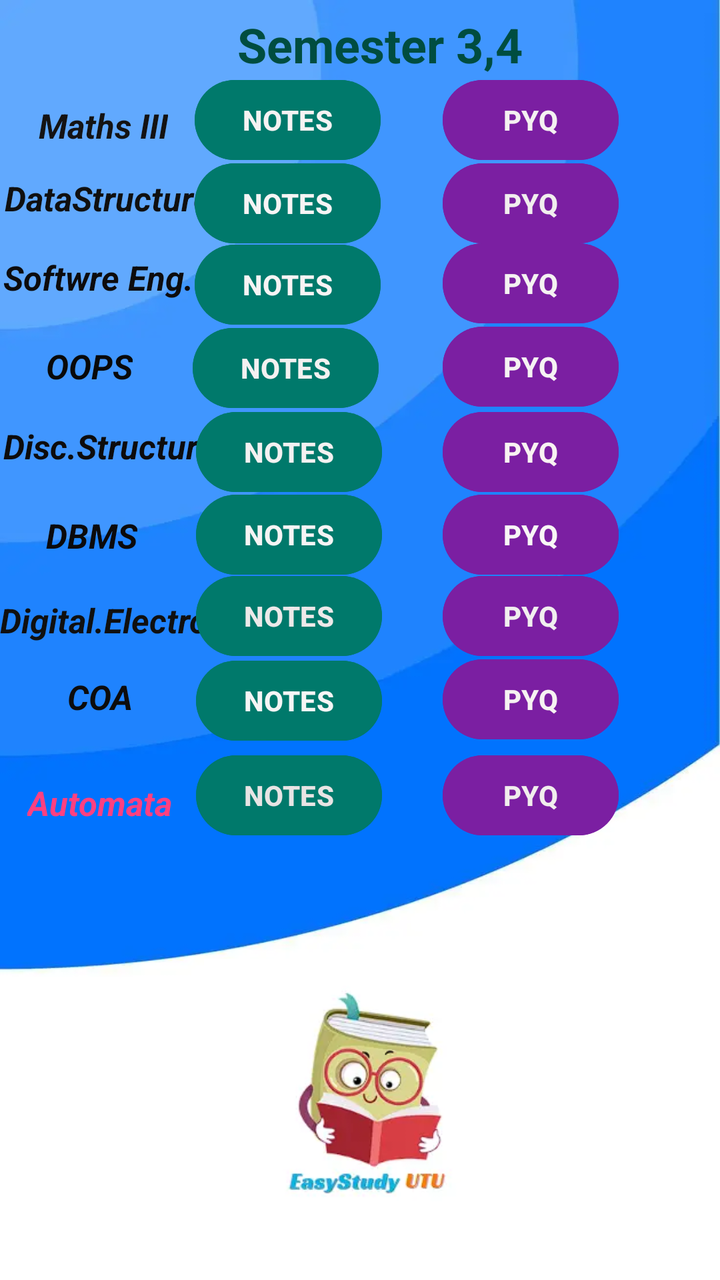
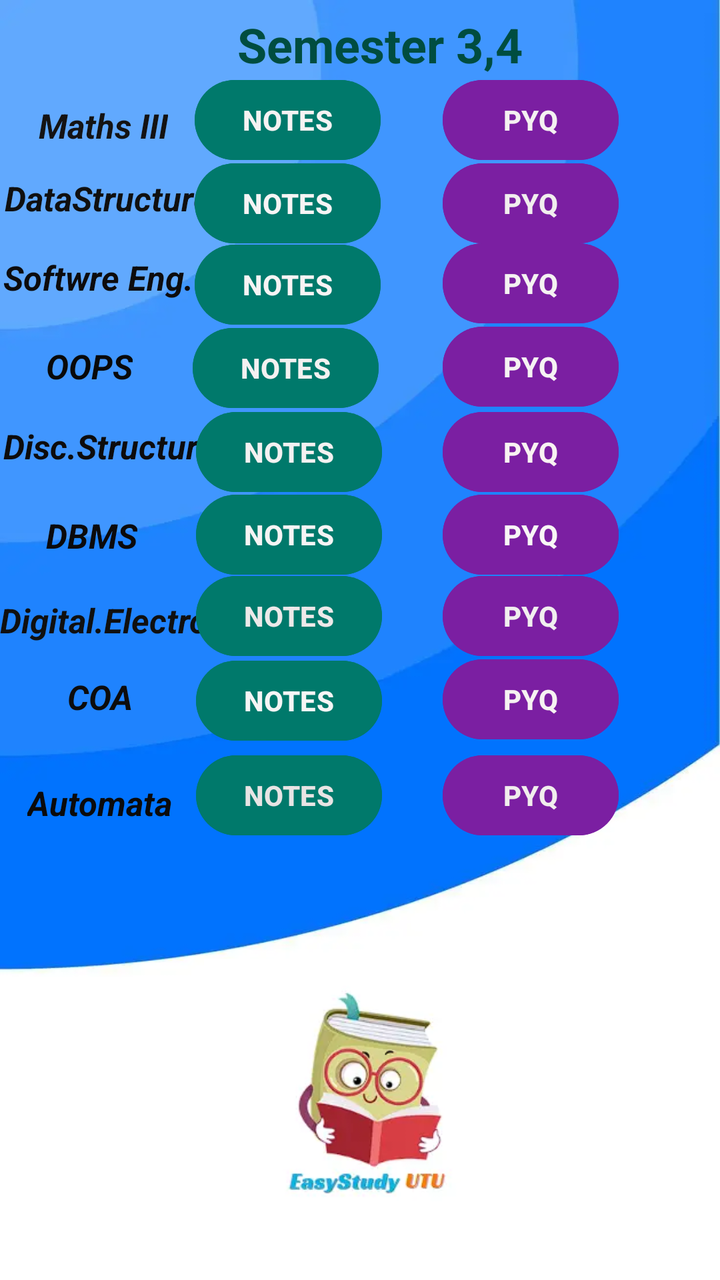

Screens rendered from an Android XML layout before and after an edit, with the pre-edit source and the edit as a unified diff.
<!-- AndroidManifest.xml: application theme Theme.EasyStudyUTU -->
<!-- res/layout/activity_second_year.xml -->
<?xml version="1.0" encoding="utf-8"?>
<androidx.constraintlayout.widget.ConstraintLayout xmlns:android="http://schemas.android.com/apk/res/android"
    xmlns:app="http://schemas.android.com/apk/res-auto"
    xmlns:tools="http://schemas.android.com/tools"
    android:layout_width="match_parent"
    android:layout_height="match_parent"
    android:background="@drawable/background2"
    tools:context=".SecondYear">

    <TextView
        android:id="@+id/textView11"
        android:layout_width="wrap_content"
        android:layout_height="wrap_content"
        android:backgroundTint="#DFD6E1"
        android:text="Semester 3,4"
        android:textColor="#004D40"
        android:textSize="24dp"
        android:textStyle="bold"
        app:layout_constraintBottom_toBottomOf="parent"
        app:layout_constraintEnd_toEndOf="parent"
        app:layout_constraintHorizontal_bias="0.546"
        app:layout_constraintStart_toStartOf="parent"
        app:layout_constraintTop_toTopOf="parent"
        app:layout_constraintVertical_bias="0.01" />

    <ImageView
        android:id="@+id/imageView5"
        android:layout_width="160dp"
        android:layout_height="147dp"
        app:layout_constraintBottom_toBottomOf="parent"
        app:layout_constraintEnd_toEndOf="parent"
        app:layout_constraintHorizontal_bias="0.498"
        app:layout_constraintStart_toStartOf="parent"
        app:layout_constraintTop_toTopOf="parent"
        app:layout_constraintVertical_bias="0.972"
        app:srcCompat="@drawable/applogo" />

    <TextView
        android:id="@+id/textView12"
        android:layout_width="wrap_content"
        android:layout_height="wrap_content"
        android:text="Maths III"
        android:textColor="#141313"
        android:textSize="17dp"
        android:textStyle="bold|italic"
        app:layout_constraintBottom_toBottomOf="parent"
        app:layout_constraintEnd_toEndOf="parent"
        app:layout_constraintHorizontal_bias="0.066"
        app:layout_constraintStart_toStartOf="parent"
        app:layout_constraintTop_toTopOf="parent"
        app:layout_constraintVertical_bias="0.083" />

    <TextView
        android:id="@+id/textView13"
        android:layout_width="106dp"
        android:layout_height="27dp"
        android:text="DataStructure"
        android:textColor="#101010"
        android:textSize="17dp"
        android:textStyle="bold|italic"
        app:layout_constraintBottom_toBottomOf="parent"
        app:layout_constraintEnd_toEndOf="parent"
        app:layout_constraintHorizontal_bias="0.009"
        app:layout_constraintStart_toStartOf="parent"
        app:layout_constraintTop_toTopOf="parent"
        app:layout_constraintVertical_bias="0.143" />

    <Button
        android:id="@+id/math3notes"
        android:layout_width="wrap_content"
        android:layout_height="wrap_content"
        android:backgroundTint="#00796B"
        android:text="NOTES"
        android:textColor="#F6F3F3"
        android:textStyle="bold"
        app:layout_constraintBottom_toBottomOf="parent"
        app:layout_constraintEnd_toEndOf="parent"
        app:layout_constraintHorizontal_bias="0.364"
        app:layout_constraintStart_toStartOf="parent"
        app:layout_constraintTop_toTopOf="parent"
        app:layout_constraintVertical_bias="0.061" />

    <Button
        android:id="@+id/math3pyq"
        android:layout_width="wrap_content"
        android:layout_height="wrap_content"
        android:backgroundTint="#7B1FA2"
        android:text="PYQ"
        android:textColor="#F4F1F1"
        android:textStyle="bold"
        app:layout_constraintBottom_toBottomOf="parent"
        app:layout_constraintEnd_toEndOf="parent"
        app:layout_constraintHorizontal_bias="0.814"
        app:layout_constraintStart_toStartOf="parent"
        app:layout_constraintTop_toTopOf="parent"
        app:layout_constraintVertical_bias="0.061" />

    <Button
        android:id="@+id/dsanotes"
        android:layout_width="wrap_content"
        android:layout_height="wrap_content"
        android:backgroundTint="#00796B"
        android:text="NOTES"
        android:textColor="#F6F4F4"
        android:textStyle="bold"
        app:layout_constraintBottom_toBottomOf="parent"
        app:layout_constraintEnd_toEndOf="parent"
        app:layout_constraintHorizontal_bias="0.364"
        app:layout_constraintStart_toStartOf="parent"
        app:layout_constraintTop_toTopOf="parent"
        app:layout_constraintVertical_bias="0.131" />

    <Button
        android:id="@+id/dsapyq"
        android:layout_width="wrap_content"
        android:layout_height="wrap_content"
        android:backgroundTint="#7B1FA2"
        android:text="PYQ"
        android:textColor="#F1EEEE"
        android:textStyle="bold"
        app:layout_constraintBottom_toBottomOf="parent"
        app:layout_constraintEnd_toEndOf="parent"
        app:layout_constraintHorizontal_bias="0.814"
        app:layout_constraintStart_toStartOf="parent"
        app:layout_constraintTop_toTopOf="parent"
        app:layout_constraintVertical_bias="0.131" />

    <TextView
        android:id="@+id/textView14"
        android:layout_width="wrap_content"
        android:layout_height="wrap_content"
        android:text="Softwre Eng."
        android:textColor="#0D0C0D"
        android:textSize="17dp"
        android:textStyle="bold|italic"
        app:layout_constraintBottom_toBottomOf="parent"
        app:layout_constraintEnd_toEndOf="parent"
        app:layout_constraintHorizontal_bias="0.006"
        app:layout_constraintStart_toStartOf="parent"
        app:layout_constraintTop_toTopOf="parent"
        app:layout_constraintVertical_bias="0.206" />

    <Button
        android:id="@+id/softwarenotes"
        android:layout_width="wrap_content"
        android:layout_height="wrap_content"
        android:backgroundTint="#00796B"
        android:text="NOTES"
        android:textColor="#F8F4F4"
        android:textStyle="bold"
        app:layout_constraintBottom_toBottomOf="parent"
        app:layout_constraintEnd_toEndOf="parent"
        app:layout_constraintHorizontal_bias="0.364"
        app:layout_constraintStart_toStartOf="parent"
        app:layout_constraintTop_toTopOf="parent"
        app:layout_constraintVertical_bias="0.2" />

    <Button
        android:id="@+id/softwarepyq"
        android:layout_width="wrap_content"
        android:layout_height="wrap_content"
        android:backgroundTint="#7B1FA2"
        android:text="PYQ"
        android:textColor="#F4F2F2"
        android:textStyle="bold"
        app:layout_constraintBottom_toBottomOf="parent"
        app:layout_constraintEnd_toEndOf="parent"
        app:layout_constraintHorizontal_bias="0.814"
        app:layout_constraintStart_toStartOf="parent"
        app:layout_constraintTop_toTopOf="parent"
        app:layout_constraintVertical_bias="0.199" />

    <TextView
        android:id="@+id/textView15"
        android:layout_width="wrap_content"
        android:layout_height="wrap_content"
        android:text="OOPS"
        android:textColor="#090909"
        android:textSize="17dp"
        android:textStyle="bold|italic"
        app:layout_constraintBottom_toBottomOf="parent"
        app:layout_constraintEnd_toEndOf="parent"
        app:layout_constraintHorizontal_bias="0.073"
        app:layout_constraintStart_toStartOf="parent"
        app:layout_constraintTop_toTopOf="parent"
        app:layout_constraintVertical_bias="0.278" />

    <Button
        android:id="@+id/oopsnotes"
        android:layout_width="wrap_content"
        android:layout_height="wrap_content"
        android:backgroundTint="#00796B"
        android:text="NOTES"
        android:textColor="#F4F1F1"
        android:textStyle="bold"
        app:layout_constraintBottom_toBottomOf="parent"
        app:layout_constraintEnd_toEndOf="parent"
        app:layout_constraintHorizontal_bias="0.361"
        app:layout_constraintStart_toStartOf="parent"
        app:layout_constraintTop_toTopOf="parent"
        app:layout_constraintVertical_bias="0.27" />

    <Button
        android:id="@+id/oopspyq"
        android:layout_width="wrap_content"
        android:layout_height="wrap_content"
        android:backgroundTint="#7B1FA2"
        android:text="PYQ"
        android:textColor="#F6F3F3"
        android:textStyle="bold"
        app:layout_constraintBottom_toBottomOf="parent"
        app:layout_constraintEnd_toEndOf="parent"
        app:layout_constraintHorizontal_bias="0.814"
        app:layout_constraintStart_toStartOf="parent"
        app:layout_constraintTop_toTopOf="parent"
        app:layout_constraintVertical_bias="0.269" />

    <TextView
        android:id="@+id/textView16"
        android:layout_width="wrap_content"
        android:layout_height="wrap_content"
        android:text="Disc.Structure"
        android:textColor="#0D0C0C"
        android:textSize="17dp"
        android:textStyle="bold|italic"
        app:layout_constraintBottom_toBottomOf="parent"
        app:layout_constraintEnd_toEndOf="parent"
        app:layout_constraintHorizontal_bias="0.006"
        app:layout_constraintStart_toStartOf="parent"
        app:layout_constraintTop_toTopOf="parent"
        app:layout_constraintVertical_bias="0.343" />

    <Button
        android:id="@+id/discretenotes"
        android:layout_width="wrap_content"
        android:layout_height="wrap_content"
        android:backgroundTint="#00796B"
        android:text="NOTES"
        android:textColor="#F4F1F1"
        android:textStyle="bold"
        app:layout_constraintBottom_toBottomOf="parent"
        app:layout_constraintEnd_toEndOf="parent"
        app:layout_constraintHorizontal_bias="0.367"
        app:layout_constraintStart_toStartOf="parent"
        app:layout_constraintTop_toTopOf="parent"
        app:layout_constraintVertical_bias="0.341" />

    <Button
        android:id="@+id/discretepyq"
        android:layout_width="wrap_content"
        android:layout_height="wrap_content"
        android:backgroundTint="#7B1FA2"
        android:text="PYQ"
        android:textColor="#F8F2F2"
        android:textStyle="bold"
        app:layout_constraintBottom_toBottomOf="parent"
        app:layout_constraintEnd_toEndOf="parent"
        app:layout_constraintHorizontal_bias="0.814"
        app:layout_constraintStart_toStartOf="parent"
        app:layout_constraintTop_toTopOf="parent"
        app:layout_constraintVertical_bias="0.341" />

    <TextView
        android:id="@+id/textView17"
        android:layout_width="wrap_content"
        android:layout_height="wrap_content"
        android:text="DBMS"
        android:textColor="#0B0A0B"
        android:textSize="17dp"
        android:textStyle="bold|italic"
        app:layout_constraintBottom_toBottomOf="parent"
        app:layout_constraintEnd_toEndOf="parent"
        app:layout_constraintHorizontal_bias="0.073"
        app:layout_constraintStart_toStartOf="parent"
        app:layout_constraintTop_toTopOf="parent"
        app:layout_constraintVertical_bias="0.415" />

    <Button
        android:id="@+id/dbmsnotes"
        android:layout_width="wrap_content"
        android:layout_height="wrap_content"
        android:backgroundTint="#00796B"
        android:text="NOTES"
        android:textColor="#F6F4F4"
        android:textStyle="bold"
        app:layout_constraintBottom_toBottomOf="parent"
        app:layout_constraintEnd_toEndOf="parent"
        app:layout_constraintHorizontal_bias="0.367"
        app:layout_constraintStart_toStartOf="parent"
        app:layout_constraintTop_toTopOf="parent"
        app:layout_constraintVertical_bias="0.411" />

    <Button
        android:id="@+id/dbmspyq"
        android:layout_width="wrap_content"
        android:layout_height="wrap_content"
        android:backgroundTint="#7B1FA2"
        android:text="PYQ"
        android:textColor="#F8F6F6"
        android:textStyle="bold"
        app:layout_constraintBottom_toBottomOf="parent"
        app:layout_constraintEnd_toEndOf="parent"
        app:layout_constraintHorizontal_bias="0.814"
        app:layout_constraintStart_toStartOf="parent"
        app:layout_constraintTop_toTopOf="parent"
        app:layout_constraintVertical_bias="0.411" />

    <TextView
        android:id="@+id/textView18"
        android:layout_width="wrap_content"
        android:layout_height="wrap_content"
        android:text="Digital.Electro"
        android:textColor="#101010"
        android:textSize="17dp"
        android:textStyle="bold|italic"
        app:layout_constraintBottom_toBottomOf="parent"
        app:layout_constraintEnd_toEndOf="parent"
        app:layout_constraintHorizontal_bias="0.0"
        app:layout_constraintStart_toStartOf="parent"
        app:layout_constraintTop_toTopOf="parent"
        app:layout_constraintVertical_bias="0.484" />

    <Button
        android:id="@+id/digitalelectronotes"
        android:layout_width="wrap_content"
        android:layout_height="wrap_content"
        android:backgroundTint="#00796B"
        android:text="NOTES"
        android:textColor="#EDE9E9"
        android:textStyle="bold"
        app:layout_constraintBottom_toBottomOf="parent"
        app:layout_constraintEnd_toEndOf="parent"
        app:layout_constraintHorizontal_bias="0.367"
        app:layout_constraintStart_toStartOf="parent"
        app:layout_constraintTop_toTopOf="parent"
        app:layout_constraintVertical_bias="0.48" />

    <Button
        android:id="@+id/digitalelectropyq"
        android:layout_width="wrap_content"
        android:layout_height="wrap_content"
        android:backgroundTint="#7B1FA2"
        android:text="PYQ"
        android:textColor="#F1EFEF"
        android:textStyle="bold"
        app:layout_constraintBottom_toBottomOf="parent"
        app:layout_constraintEnd_toEndOf="parent"
        app:layout_constraintHorizontal_bias="0.814"
        app:layout_constraintStart_toStartOf="parent"
        app:layout_constraintTop_toTopOf="parent"
        app:layout_constraintVertical_bias="0.48" />

    <TextView
        android:id="@+id/textView19"
        android:layout_width="wrap_content"
        android:layout_height="wrap_content"
        android:text="COA"
        android:textColor="#0D0C0C"
        android:textSize="17dp"
        android:textStyle="bold|italic"
        app:layout_constraintBottom_toBottomOf="parent"
        app:layout_constraintEnd_toEndOf="parent"
        app:layout_constraintHorizontal_bias="0.103"
        app:layout_constraintStart_toStartOf="parent"
        app:layout_constraintTop_toTopOf="parent"
        app:layout_constraintVertical_bias="0.546" />

    <Button
        android:id="@+id/coanotes"
        android:layout_width="wrap_content"
        android:layout_height="wrap_content"
        android:backgroundTint="#00796B"
        android:text="NOTES"
        android:textColor="#F6F5F5"
        android:textStyle="bold"
        app:layout_constraintBottom_toBottomOf="parent"
        app:layout_constraintEnd_toEndOf="parent"
        app:layout_constraintHorizontal_bias="0.367"
        app:layout_constraintStart_toStartOf="parent"
        app:layout_constraintTop_toTopOf="parent"
        app:layout_constraintVertical_bias="0.551" />

    <TextView
        android:id="@+id/textView20"
        android:layout_width="wrap_content"
        android:layout_height="wrap_content"
        android:text="Automata"
        android:textColor="#FF4081"
        android:textSize="17dp"
        android:textStyle="bold|italic"
        app:layout_constraintBottom_toBottomOf="parent"
        app:layout_constraintEnd_toEndOf="parent"
        app:layout_constraintHorizontal_bias="0.047"
        app:layout_constraintStart_toStartOf="parent"
        app:layout_constraintTop_toTopOf="parent"
        app:layout_constraintVertical_bias="0.632" />

    <Button
        android:id="@+id/coapyq"
        android:layout_width="wrap_content"
        android:layout_height="wrap_content"
        android:backgroundTint="#7B1FA2"
        android:text="PYQ"
        android:textColor="#F6F2F2"
        android:textStyle="bold"
        app:layout_constraintBottom_toBottomOf="parent"
        app:layout_constraintEnd_toEndOf="parent"
        app:layout_constraintHorizontal_bias="0.814"
        app:layout_constraintStart_toStartOf="parent"
        app:layout_constraintTop_toTopOf="parent"
        app:layout_constraintVertical_bias="0.55" />

    <Button
        android:id="@+id/automatanotes"
        android:layout_width="wrap_content"
        android:layout_height="wrap_content"
        android:backgroundTint="#00796B"
        android:text="NOTES"
        android:textColor="#E8E4E4"
        android:textStyle="bold"
        app:layout_constraintBottom_toBottomOf="parent"
        app:layout_constraintEnd_toEndOf="parent"
        app:layout_constraintHorizontal_bias="0.367"
        app:layout_constraintStart_toStartOf="parent"
        app:layout_constraintTop_toTopOf="parent"
        app:layout_constraintVertical_bias="0.631" />

    <Button
        android:id="@+id/automatapyq"
        android:layout_width="wrap_content"
        android:layout_height="wrap_content"
        android:backgroundTint="#7B1FA2"
        android:text="PYQ"
        android:textColor="#F1EDED"
        android:textStyle="bold"
        app:layout_constraintBottom_toBottomOf="parent"
        app:layout_constraintEnd_toEndOf="parent"
        app:layout_constraintHorizontal_bias="0.814"
        app:layout_constraintStart_toStartOf="parent"
        app:layout_constraintTop_toTopOf="parent"
        app:layout_constraintVertical_bias="0.631" />

</androidx.constraintlayout.widget.ConstraintLayout>
<!-- resources referenced by this layout -->
<resources>
  <!-- drawable applogo: webp bitmap (drawable, 4716 bytes) -->
  <!-- drawable background2: webp bitmap (drawable, 6770 bytes) -->
  <style name="Theme.EasyStudyUTU" parent="Base.Theme.EasyStudyUTU" />
  <style name="Base.Theme.EasyStudyUTU" parent="Theme.Material3.DayNight.NoActionBar">
          
          
      </style>
</resources>

<!-- the commit's change to res/layout/activity_second_year.xml (unified diff, before → after) -->
@@ -385,7 +385,7 @@
         android:layout_width="wrap_content"
         android:layout_height="wrap_content"
         android:text="Automata"
-        android:textColor="#FF4081"
+        android:textColor="#0B0B0B"
         android:textSize="17dp"
         android:textStyle="bold|italic"
         app:layout_constraintBottom_toBottomOf="parent"
